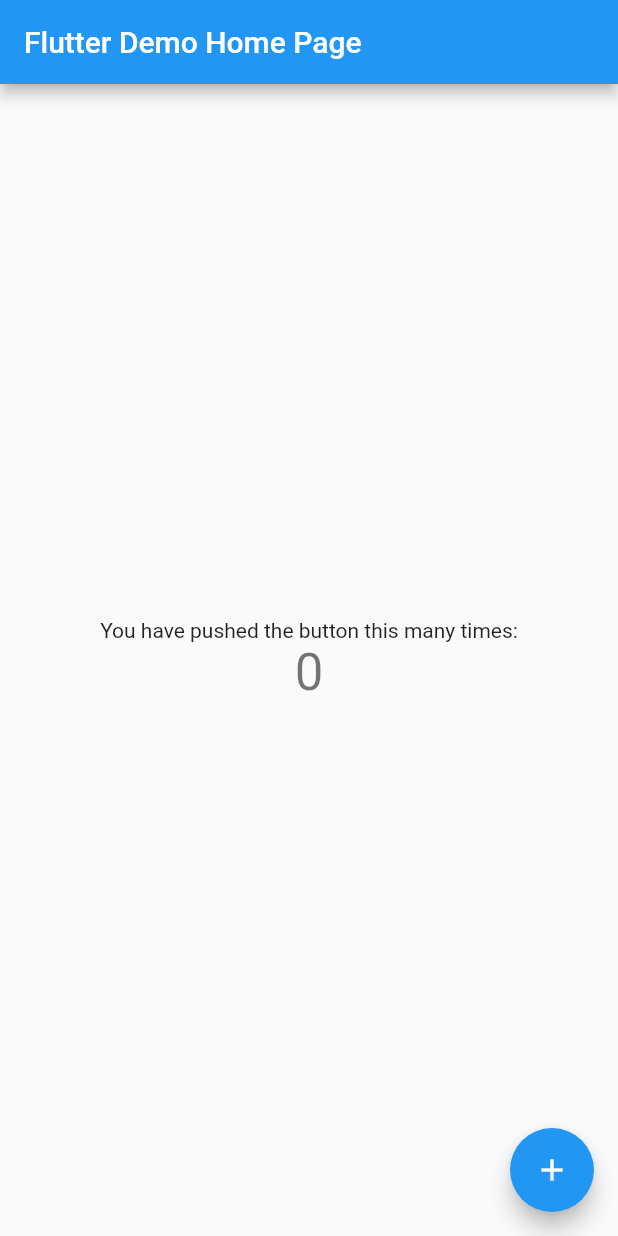
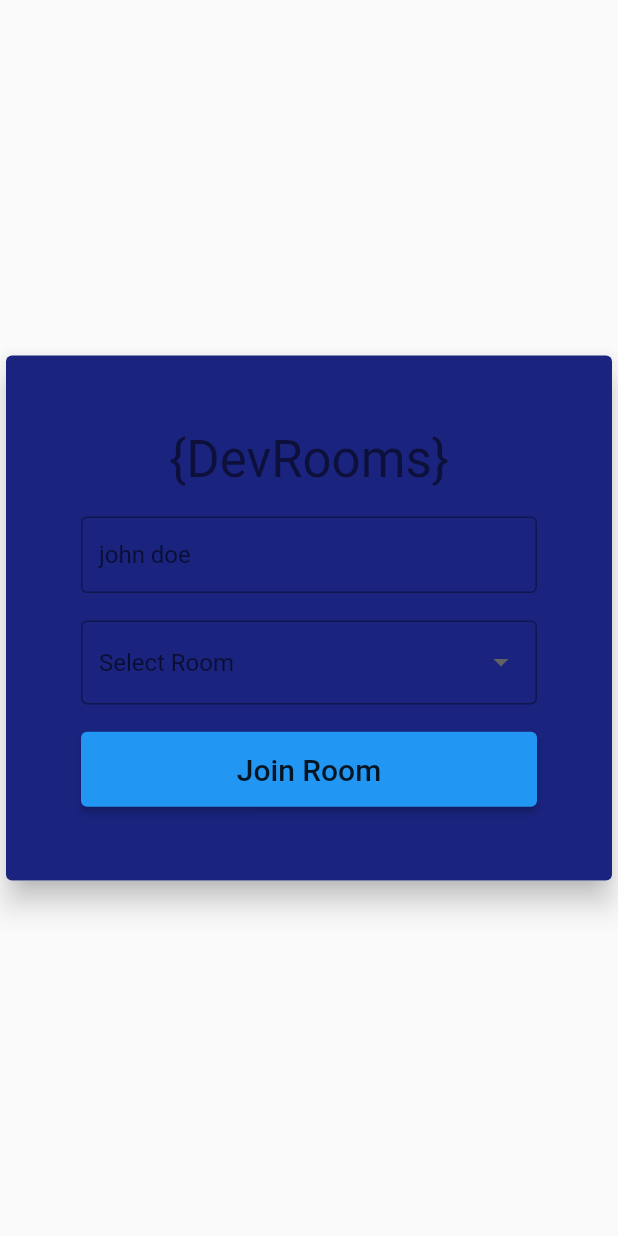
Before and after one commit to cmedamine/flutter-chat-room, a Flutter app: the screen it shows after launch, on a phone screen of 412 x 824 dp. Run offline on Flutter 3.47's test engine with Material 2 defaults, Android fonts, the phone set to English and light mode, and no system bars; our stand-ins replace google_fonts.

Commit message:
join rooms page created

```diff
--- /dev/null
+++ b/lib/app.dart
@@ -0,0 +1,24 @@
+import 'package:flutter/material.dart';
+import 'package:flutter_chat_room/src/pages/join_room_page.dart';
+import 'package:google_fonts/google_fonts.dart';
+
+class App extends StatelessWidget {
+  const App({Key? key}) : super(key: key);
+
+  @override
+  Widget build(BuildContext context) {
+    return MaterialApp(
+
+      darkTheme: ThemeData.dark().copyWith(
+        scaffoldBackgroundColor: Colors.indigo,
+        textTheme: GoogleFonts.poppinsTextTheme(
+          ThemeData(
+            brightness: Brightness.dark,
+          ).textTheme,
+        ),
+        colorScheme: const ColorScheme.dark(),
+      ),
+      home: const JoinRoomPage(),
+    );
+  }
+}
--- a/lib/main.dart
+++ b/lib/main.dart
@@ -1,115 +1,6 @@
 import 'package:flutter/material.dart';
+import 'package:flutter_chat_room/app.dart';
 
 void main() {
-  runApp(const MyApp());
+  runApp(const App());
 }
-
-class MyApp extends StatelessWidget {
-  const MyApp({Key? key}) : super(key: key);
-
-  // This widget is the root of your application.
-  @override
-  Widget build(BuildContext context) {
-    return MaterialApp(
-      title: 'Flutter Demo',
-      theme: ThemeData(
-        // This is the theme of your application.
-        //
-        // Try running your application with "flutter run". You'll see the
-        // application has a blue toolbar. Then, without quitting the app, try
-        // changing the primarySwatch below to Colors.green and then invoke
-        // "hot reload" (press "r" in the console where you ran "flutter run",
-        // or simply save your changes to "hot reload" in a Flutter IDE).
-        // Notice that the counter didn't reset back to zero; the application
-        // is not restarted.
-        primarySwatch: Colors.blue,
-      ),
-      home: const MyHomePage(title: 'Flutter Demo Home Page'),
-    );
-  }
-}
-
-class MyHomePage extends StatefulWidget {
-  const MyHomePage({Key? key, required this.title}) : super(key: key);
-
-  // This widget is the home page of your application. It is stateful, meaning
-  // that it has a State object (defined below) that contains fields that affect
-  // how it looks.
-
-  // This class is the configuration for the state. It holds the values (in this
-  // case the title) provided by the parent (in this case the App widget) and
-  // used by the build method of the State. Fields in a Widget subclass are
-  // always marked "final".
-
-  final String title;
-
-  @override
-  State<MyHomePage> createState() => _MyHomePageState();
-}
-
-class _MyHomePageState extends State<MyHomePage> {
-  int _counter = 0;
-
-  void _incrementCounter() {
-    setState(() {
-      // This call to setState tells the Flutter framework that something has
-      // changed in this State, which causes it to rerun the build method below
-      // so that the display can reflect the updated values. If we changed
-      // _counter without calling setState(), then the build method would not be
-      // called again, and so nothing would appear to happen.
-      _counter++;
-    });
-  }
-
-  @override
-  Widget build(BuildContext context) {
-    // This method is rerun every time setState is called, for instance as done
-    // by the _incrementCounter method above.
-    //
-    // The Flutter framework has been optimized to make rerunning build methods
-    // fast, so that you can just rebuild anything that needs updating rather
-    // than having to individually change instances of widgets.
-    return Scaffold(
-      appBar: AppBar(
-        // Here we take the value from the MyHomePage object that was created by
-        // the App.build method, and use it to set our appbar title.
-        title: Text(widget.title),
-      ),
-      body: Center(
-        // Center is a layout widget. It takes a single child and positions it
-        // in the middle of the parent.
-        child: Column(
-          // Column is also a layout widget. It takes a list of children and
-          // arranges them vertically. By default, it sizes itself to fit its
-          // children horizontally, and tries to be as tall as its parent.
-          //
-          // Invoke "debug painting" (press "p" in the console, choose the
-          // "Toggle Debug Paint" action from the Flutter Inspector in Android
-          // Studio, or the "Toggle Debug Paint" command in Visual Studio Code)
-          // to see the wireframe for each widget.
-          //
-          // Column has various properties to control how it sizes itself and
-          // how it positions its children. Here we use mainAxisAlignment to
-          // center the children vertically; the main axis here is the vertical
-          // axis because Columns are vertical (the cross axis would be
-          // horizontal).
-          mainAxisAlignment: MainAxisAlignment.center,
-          children: <Widget>[
-            const Text(
-              'You have pushed the button this many times:',
-            ),
-            Text(
-              '$_counter',
-              style: Theme.of(context).textTheme.headline4,
-            ),
-          ],
-        ),
-      ),
-      floatingActionButton: FloatingActionButton(
-        onPressed: _incrementCounter,
-        tooltip: 'Increment',
-        child: const Icon(Icons.add),
-      ), // This trailing comma makes auto-formatting nicer for build methods.
-    );
-  }
-}
--- /dev/null
+++ b/lib/src/pages/join_room_page.dart
@@ -0,0 +1,13 @@
+import 'package:flutter/material.dart';
+import 'package:flutter_chat_room/src/widgets/room_form_widget.dart';
+
+class JoinRoomPage extends StatelessWidget {
+  const JoinRoomPage({Key? key}) : super(key: key);
+
+  @override
+  Widget build(BuildContext context) {
+    return const Scaffold(
+      body: Center(child:RoomFormWidget()),
+    );
+  }
+}
--- /dev/null
+++ b/lib/src/widgets/room_form_widget.dart
@@ -0,0 +1,104 @@
+import 'package:flutter/material.dart';
+
+class RoomFormWidget extends StatefulWidget {
+  const RoomFormWidget({Key? key}) : super(key: key);
+
+  @override
+  State<RoomFormWidget> createState() => _RoomFormWidgetState();
+}
+
+class _RoomFormWidgetState extends State<RoomFormWidget> {
+  late final TextEditingController _controller;
+
+  @override
+  void initState() {
+    super.initState();
+    _controller = TextEditingController();
+  }
+
+  @override
+  void dispose() {
+    _controller.dispose();
+    super.dispose();
+  }
+
+  final List<String> rooms = ['Node js', 'Flutter', 'Python', 'C#'];
+
+  final double w = 500;
+  final double h = 350;
+
+  @override
+  Widget build(BuildContext context) {
+
+
+    return Card(
+      elevation: 8,
+      child: Container(
+        constraints: BoxConstraints(
+          minWidth: w * .8,
+          maxWidth: w,
+          minHeight: h * .8,
+          maxHeight: h
+        ),
+
+        padding: const EdgeInsets.symmetric(vertical: 40, horizontal: 50),
+
+        decoration: BoxDecoration(
+          color: Colors.indigo[900],
+          borderRadius: BorderRadius.circular(4),
+
+        ),
+        child: Column(
+          mainAxisAlignment: MainAxisAlignment.spaceAround,
+          children: [
+            Text(
+              '{DevRooms}',
+              style: Theme.of(context).textTheme.headline4,
+            ),
+            TextField(
+              controller: _controller,
+              decoration: const InputDecoration(
+                isDense: true,
+                border: OutlineInputBorder(
+                  borderRadius: BorderRadius.all(
+                    Radius.circular(4),
+                  ),
+                ),
+                fillColor: Colors.white,
+                hintText: 'john doe',
+              ),
+            ),
+            DropdownButtonFormField(
+              decoration: const InputDecoration(
+                isDense: true,
+                border: OutlineInputBorder(
+                  borderRadius: BorderRadius.all(
+                    Radius.circular(4),
+                  ),
+                ),
+                fillColor: Colors.white,
+                hintText: 'Select Room',
+              ),
+              items: rooms.map((String value) {
+                return DropdownMenuItem<String>(
+                  value: value,
+                  child: Text(value),
+                );
+              }).toList(),
+              onChanged: (val) {},
+            ),
+            ElevatedButton(
+              style: ElevatedButton.styleFrom(
+                minimumSize: const Size(double.infinity, 50),
+              ),
+                onPressed: () {},
+                child: Text(
+                  'Join Room',
+                  style: Theme.of(context).textTheme.headline6,
+                ))
+          ],
+        ),
+      ),
+    );
+  }
+}
--- a/pubspec.yaml
+++ b/pubspec.yaml
@@ -34,6 +34,7 @@
   # The following adds the Cupertino Icons font to your application.
   # Use with the CupertinoIcons class for iOS style icons.
   cupertino_icons: ^1.0.2
+  google_fonts: ^3.0.1
 
 dev_dependencies:
   flutter_test:
```
Also changed, not shown: pubspec.lock, 2 other files.
